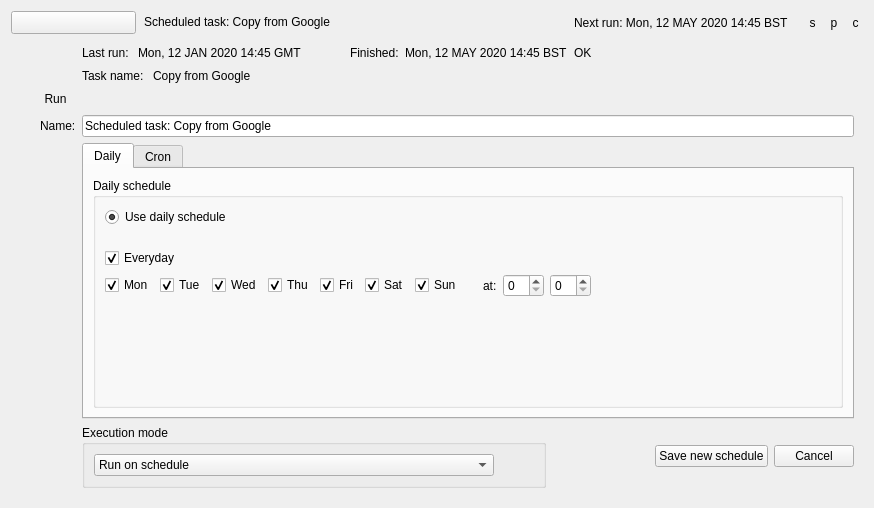
This is src/scheduler_widget.ui in Bdrey503/RcloneBrowser as Qt 5 draws it before an edit. The edited form follows.
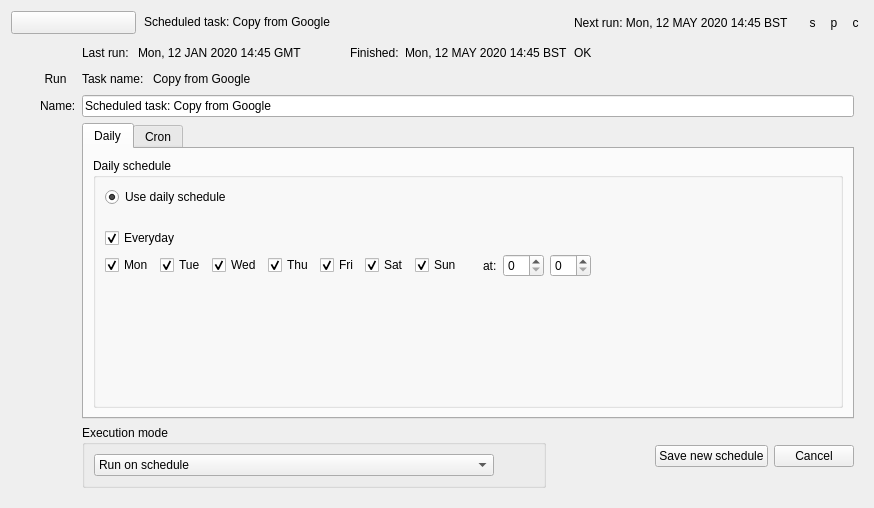
This is the edited form. Custom widgets are drawn as their Qt base class.

Diff of the .ui file:
```diff
--- a/src/scheduler_widget.ui
+++ b/src/scheduler_widget.ui
@@ -279,39 +279,6 @@
         </item>
        </layout>
       </item>
-      <item row="2" column="0">
-       <spacer name="horizontalSpacer_5">
-        <property name="orientation">
-         <enum>Qt::Horizontal</enum>
-        </property>
-        <property name="sizeType">
-         <enum>QSizePolicy::Fixed</enum>
-        </property>
-        <property name="sizeHint" stdset="0">
-         <size>
-          <width>20</width>
-          <height>20</height>
-         </size>
-        </property>
-       </spacer>
-      </item>
-      <item row="2" column="1">
-       <widget class="QToolButton" name="runTask">
-        <property name="styleSheet">
-         <string notr="true">QToolButton { border: 0; }
-
-QToolButton:pressed {
- border: 4;
- border-radius: 10px;
- border-style: inset;
- border-color: rgba(1, 1, 1, 0);
-}</string>
-        </property>
-        <property name="text">
-         <string>Run</string>
-        </property>
-       </widget>
-      </item>
       <item row="3" column="1">
        <widget class="QLabel" name="label_3">
         <property name="text">
@@ -701,6 +668,39 @@
         </item>
        </layout>
       </item>
+      <item row="1" column="1">
+       <widget class="QToolButton" name="runTask">
+        <property name="styleSheet">
+         <string notr="true">QToolButton { border: 0; }
+
+QToolButton:pressed {
+ border: 4;
+ border-radius: 10px;
+ border-style: inset;
+ border-color: rgba(1, 1, 1, 0);
+}</string>
+        </property>
+        <property name="text">
+         <string>Run</string>
+        </property>
+       </widget>
+      </item>
+      <item row="1" column="0">
+       <spacer name="horizontalSpacer_5">
+        <property name="orientation">
+         <enum>Qt::Horizontal</enum>
+        </property>
+        <property name="sizeType">
+         <enum>QSizePolicy::Fixed</enum>
+        </property>
+        <property name="sizeHint" stdset="0">
+         <size>
+          <width>20</width>
+          <height>20</height>
+         </size>
+        </property>
+       </spacer>
+      </item>
      </layout>
     </widget>
    </item>
```
